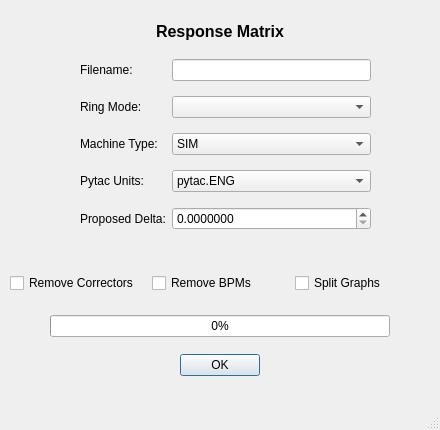
Qt form src/dls_response_matrix/responsematrix.ui (DiamondLightSource/dls-response-matrix) before a commit.
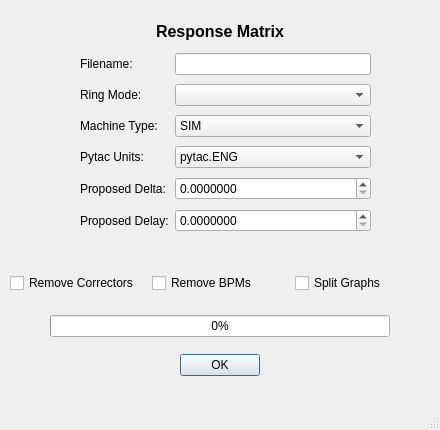
The same form after that commit.

What changed in the file:
```diff
--- a/src/dls_response_matrix/responsematrix.ui
+++ b/src/dls_response_matrix/responsematrix.ui
@@ -235,6 +235,32 @@
        </property>
       </widget>
      </item>
+      <item row="5" column="0">
+      <widget class="QLabel" name="label_5">
+       <property name="text">
+        <string>Proposed Delay:</string>
+       </property>
+       <property name="buddy">
+        <cstring>proposed_delay_input</cstring>
+       </property>
+      </widget>
+     </item>
+        <item row="5" column="1">
+      <widget class="QDoubleSpinBox" name="proposed_delay_input">
+       <property name="decimals">
+        <number>7</number>
+       </property>
+       <property name="maximum">
+        <double>1.5</double>
+       </property>
+       <property name="singleStep">
+        <double>0.1</double>
+       </property>
+       <property name="stepType">
+        <enum>QAbstractSpinBox::DefaultStepType</enum>
+       </property>
+      </widget>
+     </item>
      <item row="1" column="0">
       <widget class="QLabel" name="label_3">
        <property name="text">
```
